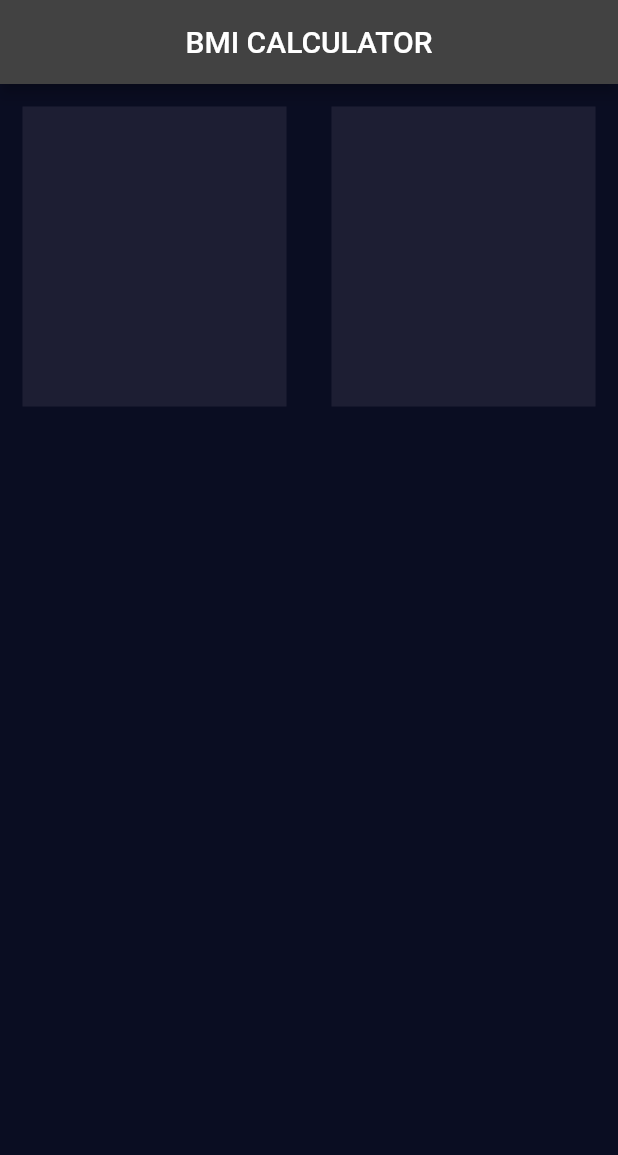
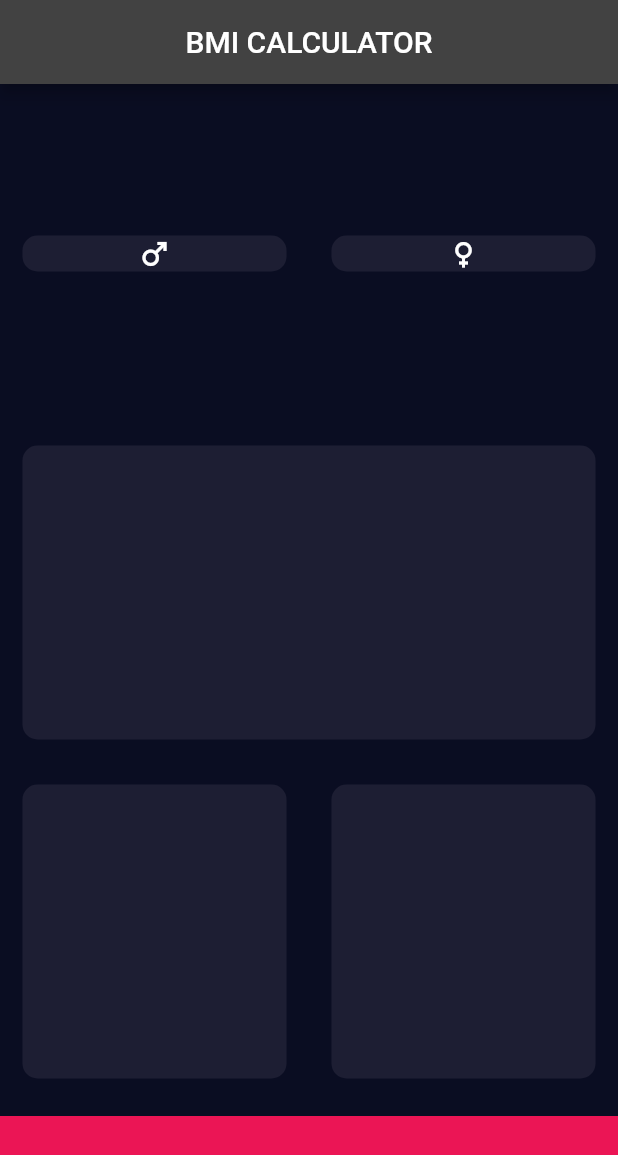
Before and after one commit to darshansgowda17/bmi_calculator, a Flutter app: the screen it shows after launch, on a phone screen of 412 x 824 dp. Shown: the top 1155 px of the screen. Run offline on Flutter 3.47's test engine with Material 2 defaults, Android fonts, the phone set to English and light mode, and no system bars; our stand-ins replace font_awesome_flutter.

Commit message:
improved code modularity

```diff
--- a/lib/input_page.dart
+++ b/lib/input_page.dart
@@ -1,4 +1,8 @@
 import 'package:flutter/material.dart';
+import 'package:font_awesome_flutter/font_awesome_flutter.dart';
+
+const bottomContainerHeight = 80.0;
+const cardColor = Color(0xFF1D1E33);
 
 class InputPage extends StatefulWidget {
   @override
@@ -12,28 +16,65 @@ class _InputPageState extends State<InputPage> {
       appBar: AppBar(
         title: Center(child: Text('BMI CALCULATOR')),
       ),
-      body: Row(
+      body: Column(
         children: [
-          Expanded(child: Cardd()),
-          Expanded(child: Cardd()),
+          Expanded(
+            child: Row(
+              children: [
+                Cardd(colour: cardColor,cardChild: Container(
+                  child: Icon(
+                    Icons.male,
+                    color: Colors.white,
+                  ),
+                ),),
+                Cardd(colour: cardColor, cardChild: Container(
+                  child: Icon(
+                    Icons.female,
+                    color: Colors.white,
+                  ),
+                ),),
+              ],
+            ),
+          ),
+          Cardd(colour: cardColor,cardChild: Container()),
+          Expanded(
+            child: Row(
+              children: [
+                Cardd(colour: cardColor,cardChild: Container(),),
+                Cardd(colour: cardColor,cardChild: Container(),),
+              ],
+            ),
+          ),
+          Container(
+            width: double.infinity,
+            color: Color(0xFFEB1555),
+            margin: EdgeInsets.only(top: 10),
+            height: bottomContainerHeight,
+          ),
         ],
-      ),
+      )
+
     );
   }
 }
 
 class Cardd extends StatelessWidget {
-  const Cardd({
-    super.key,
-  });
+  Cardd({required this.colour,required this.cardChild});
+
+  final Color colour;
+  final Widget cardChild;
 
   @override
   Widget build(BuildContext context) {
-    return Container(
-      color: Color(0xFF1D1E33),
-      height: 200,
-      width: 150,
-      margin: EdgeInsets.all(15.0),
+    return Expanded(
+      child: Container(
+        child: cardChild,
+        decoration: BoxDecoration(
+          borderRadius: BorderRadius.circular(10),
+          color: colour,
+        ),
+        margin: EdgeInsets.all(15.0),
+      ),
     );
   }
 }
--- a/pubspec.yaml
+++ b/pubspec.yaml
@@ -35,6 +35,7 @@ dependencies:
   # The following adds the Cupertino Icons font to your application.
   # Use with the CupertinoIcons class for iOS style icons.
   cupertino_icons: ^1.0.2
+  font_awesome_flutter: ^10.0.5
 
 dev_dependencies:
   flutter_test:
```
Also changed, not shown: pubspec.lock.
